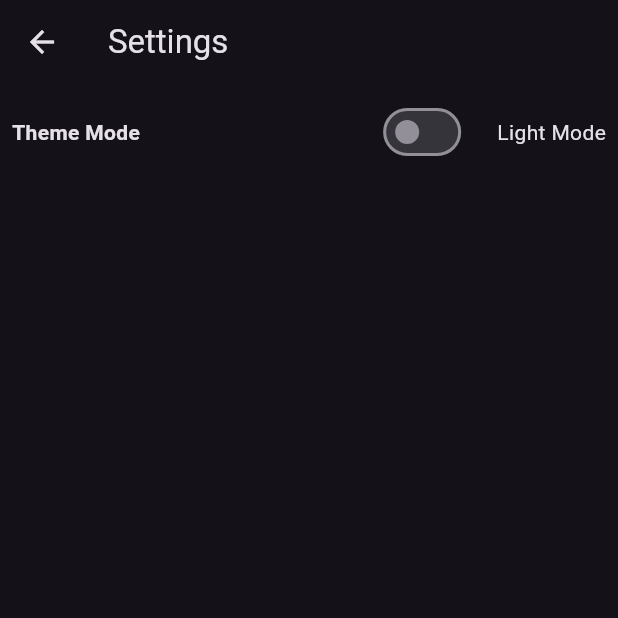
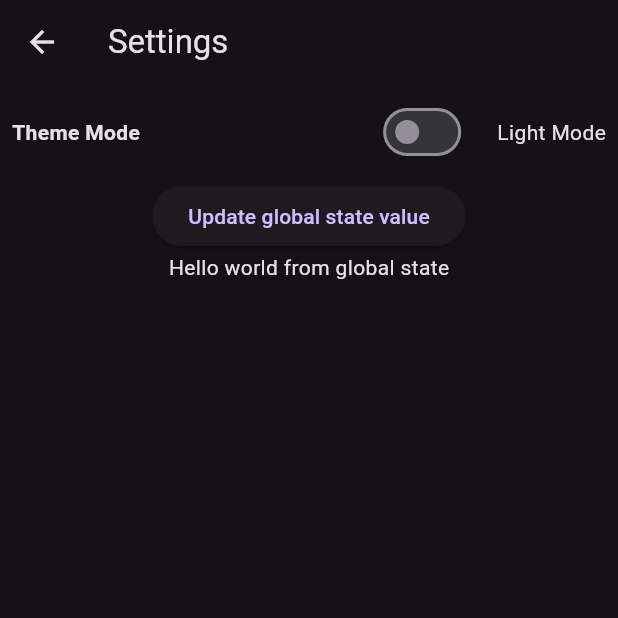
Before and after one commit to Yasitha-Bhanuka/FunFacts-App, a Flutter app: the screen it shows after launch, after a tap on the "settings" icon, on a phone screen of 412 x 824 dp, the top half of it. Run offline on Flutter 3.47's test engine with Material 3 defaults, Android fonts, the phone set to English and light mode, and no system bars; our stand-ins replace dio; network calls fail.

Commit message:
Practise the how work global state data update in the correct way.

```diff
--- a/lib/screens/settings_screen.dart
+++ b/lib/screens/settings_screen.dart
@@ -1,5 +1,7 @@
 import 'package:flutter/material.dart';
+import 'package:funfacts/providers/themeProvider.dart';
 import 'package:funfacts/widgets/theme_switcher.dart';
+import 'package:provider/provider.dart';
 
 class SettingsScreen extends StatefulWidget {
   const SettingsScreen({super.key});
@@ -11,6 +13,7 @@ class SettingsScreen extends StatefulWidget {
 class _SettingsScreenState extends State<SettingsScreen> {
   @override
   Widget build(BuildContext context) {
+    var themeProvider = Provider.of<ThemeProvider>(context);
     return Scaffold(
         appBar: AppBar(
           title: const Text('Settings'),
@@ -18,6 +21,14 @@ class _SettingsScreenState extends State<SettingsScreen> {
         body: Column(
           children: [
             ThemeSwitcher(),
+            ElevatedButton(
+                onPressed: () {
+// change the global state variable value
+                  themeProvider.updateStringData(
+                      newData: "Hello world from updated global state");
+                },
+                child: Text("Update global state value")),
+            Text(themeProvider.dataToUpdate),
           ],
         ));
   }
```
Also changed, not shown: lib/providers/themeProvider.dart (+5 -2 lines).
